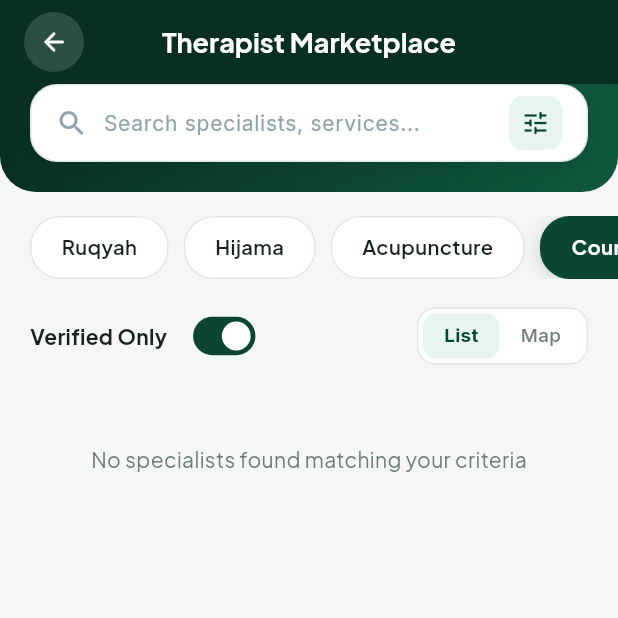
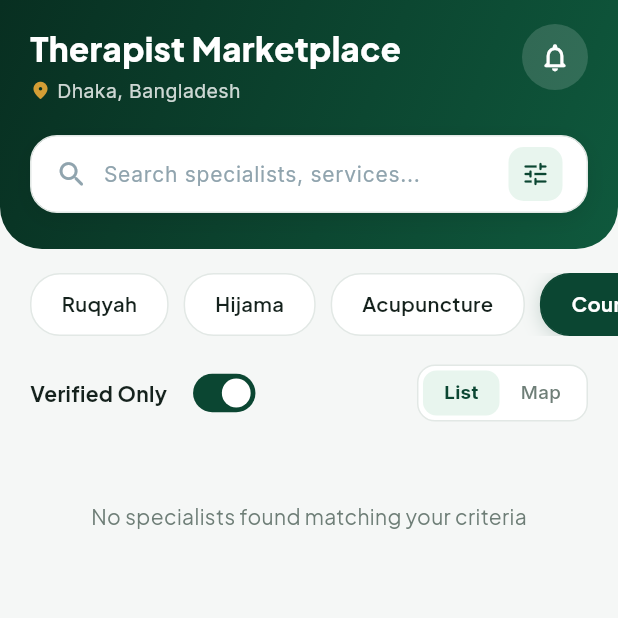
Before and after one commit to sadikmahmudadive/Ruqyah-Healing, a Flutter app: the TherapistMarketplaceScreen screen opened directly, after a tap on "Hijama", after a tap on "Acupuncture", after a tap on "Counseling", on a phone screen of 412 x 824 dp, the top half of it. Run offline on Flutter 3.47's test engine with Material 3 defaults, Android fonts, the phone set to English and light mode, and no system bars; our stand-ins replace cloud_firestore, firebase_auth, firebase_core, firebase_messaging, flutter_local_notifications, google_sign_in and 2 more; missing offline and left inert: model_viewer_plus; accounts and stored records are empty; network calls fail.

Commit message:
Update TherapistMarketplaceScreen App Bar layout to match dark green gradient header UI reference

```diff
--- a/lib/screens/therapist_marketplace_screen.dart
+++ b/lib/screens/therapist_marketplace_screen.dart
@@ -133,38 +133,6 @@ class _TherapistMarketplaceScreenState
       ),
       child: Scaffold(
         backgroundColor: context.pageBg,
-        appBar: AppBar(
-          backgroundColor: context.isDarkMode ? context.pageBg : const Color(0xFF082F21),
-          elevation: 0,
-          leading: Padding(
-            padding: const EdgeInsets.only(left: 16.0, top: 8.0, bottom: 8.0),
-            child: Container(
-              decoration: BoxDecoration(
-                color: Colors.white.withValues(alpha: 0.15),
-                shape: BoxShape.circle,
-              ),
-              child: IconButton(
-                icon: const Icon(
-                  Icons.arrow_back_rounded,
-                  color: Colors.white,
-                  size: 20,
-                ),
-                onPressed: () => Navigator.of(context).pop(),
-                padding: EdgeInsets.zero,
-              ),
-            ),
-          ),
-          centerTitle: true,
-          title: const Text(
-            'Therapist Marketplace',
-            style: TextStyle(
-              fontFamily: 'PlusJakartaSans',
-              fontSize: 18,
-              fontWeight: FontWeight.w700,
-              color: Colors.white,
-            ),
-          ),
-        ),
         body: Column(
           children: [
             _buildTopHeader(),
@@ -216,14 +184,78 @@ class _TherapistMarketplaceScreenState
 
   Widget _buildTopHeader() {
     return Container(
-      padding: const EdgeInsets.only(bottom: 20, left: 20, right: 20),
+      padding: EdgeInsets.only(
+        top: MediaQuery.of(context).padding.top + 16,
+        bottom: 24,
+        left: 20,
+        right: 20,
+      ),
       decoration: BoxDecoration(
         gradient: AppGradients.headerGradient(context),
-        borderRadius: const BorderRadius.vertical(bottom: Radius.circular(24)),
+        borderRadius: const BorderRadius.vertical(bottom: Radius.circular(28)),
       ),
       child: Column(
         crossAxisAlignment: CrossAxisAlignment.start,
         children: [
+          Row(
+            crossAxisAlignment: CrossAxisAlignment.start,
+            children: [
+              Expanded(
+                child: Column(
+                  crossAxisAlignment: CrossAxisAlignment.start,
+                  children: [
+                    const Text(
+                      'Therapist Marketplace',
+                      style: TextStyle(
+                        fontFamily: 'PlusJakartaSans',
+                        fontSize: 22,
+                        fontWeight: FontWeight.w800,
+                        color: Colors.white,
+                      ),
+                    ),
+                    const SizedBox(height: 4),
+                    Row(
+                      children: [
+                        const Icon(
+                          Icons.location_on_rounded,
+                          color: Color(0xFFD49E35),
+                          size: 14,
+                        ),
+                        const SizedBox(width: 4),
+                        Text(
+                          'Dhaka, Bangladesh',
+                          style: TextStyle(
+                            fontFamily: 'Inter',
+                            fontSize: 13,
+                            color: Colors.white.withValues(alpha: 0.8),
+                          ),
+                        ),
+                      ],
+                    ),
+                  ],
+                ),
+              ),
+              Container(
+                width: 44,
+                height: 44,
+                decoration: BoxDecoration(
+                  color: Colors.white.withValues(alpha: 0.15),
+                  shape: BoxShape.circle,
+                ),
+                child: IconButton(
+                  icon: const Icon(
+                    Icons.notifications_none_rounded,
+                    color: Colors.white,
+                    size: 22,
+                  ),
+                  onPressed: () {
+                    HapticFeedback.selectionClick();
+                  },
+                ),
+              ),
+            ],
+          ),
+          const SizedBox(height: 20),
           Container(
             height: 52,
             padding: const EdgeInsets.symmetric(horizontal: 16),
```
